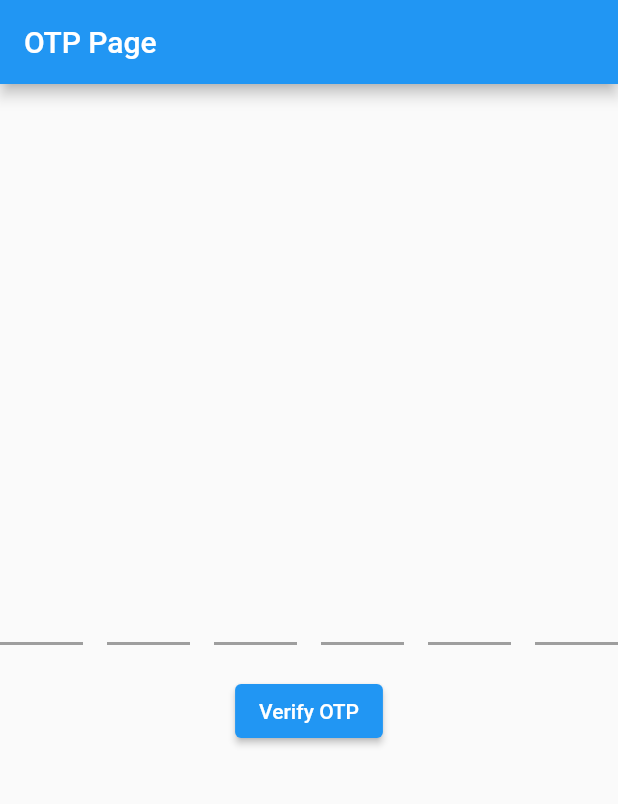
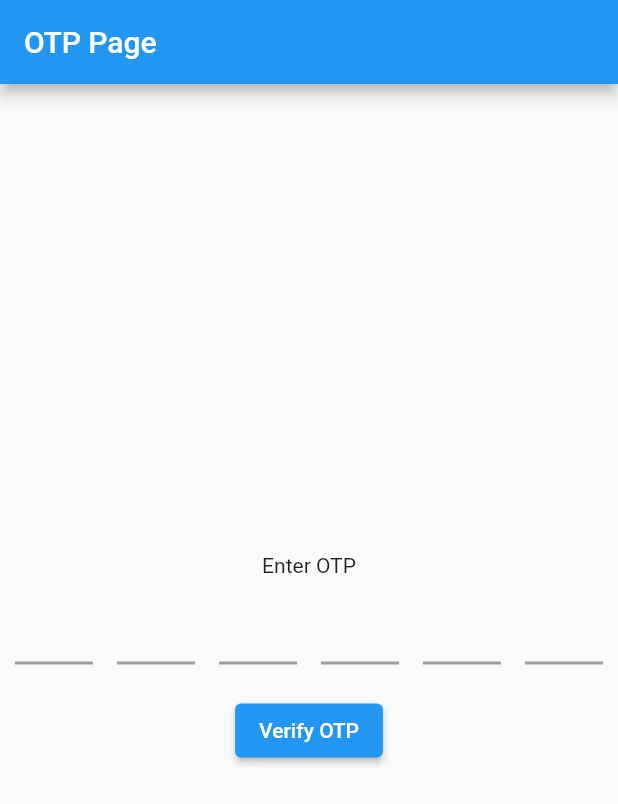
Before and after one commit to sthakrishnakumar/firebase_authentication_app, a Flutter app: the OTPpage screen opened directly with empty values, on a phone screen of 412 x 824 dp. Shown: the top 804 px of the screen. Run offline on Flutter 3.47's test engine with Material 2 defaults, Android fonts, the phone set to English and light mode, and no system bars; drawn by our look-alikes of sms_autofill; our stand-ins replace firebase_auth, firebase_core, google_sign_in, shared_preferences; missing offline and left inert: flutter_facebook_auth; accounts and stored records are empty.

```diff
--- a/lib/screens/login_with_phone/otp_page.dart
+++ b/lib/screens/login_with_phone/otp_page.dart
@@ -1,5 +1,4 @@
 import 'dart:async';
-import 'dart:developer';
 
 import 'package:firebase_auth/firebase_auth.dart';
 import 'package:firebase_authentication_app/services/firebase_auth_methods.dart';
@@ -37,7 +36,6 @@ class _OTPpageState extends State<OTPpage> {
 
   @override
   Widget build(BuildContext context) {
-    log(widget.phoneNumber);
     return Scaffold(
       appBar: AppBar(
         title: const Text('OTP Page'),
@@ -45,7 +43,13 @@ class _OTPpageState extends State<OTPpage> {
       body: Column(
         mainAxisAlignment: MainAxisAlignment.center,
         children: [
-          PinFieldAutoFill(
+          const Text('Enter OTP'),
+          const SizedBox(
+            height: 10,
+          ),
+          Padding(
+            padding: const EdgeInsets.symmetric(horizontal: 10),
+            child: PinFieldAutoFill(
               currentCode: codeValue,
               decoration: const UnderlineDecoration(
                 colorBuilder: FixedColorBuilder(Colors.grey),
@@ -60,24 +64,10 @@ class _OTPpageState extends State<OTPpage> {
                 });
               },
             ),
+          ),
           const SizedBox(
             height: 20,
           ),
-          // canResendOTP
-          //     ? InkWell(
-          //         onTap: () {
-          //           FirebaseAuthMethods(FirebaseAuth.instance)
-          //               .resendOTP(context, widget.phoneNumber);
-          //           setState(() {
-          //             canResendOTP = false;
-          //           });
-          //         },
-          //         child: const Text('Resend OTP'),
-          //       )
-          //     : const Text(''),
-          // const SizedBox(
-          //   height: 20,
-          // ),
           isLoading
               ? const Center(child: CircularProgressIndicator())
               : ElevatedButton(
@@ -85,14 +75,11 @@ class _OTPpageState extends State<OTPpage> {
                     setState(() {
                       isLoading = true;
                     });
+                    verifyOTP();
                     Timer(const Duration(seconds: 2), () {
                       setState(() {
-                        canResendOTP = true;
+                        isLoading = false;
                       });
-                    });
-                    verifyOTP();
-                    setState(() {
-                      isLoading = false;
                     });
                   },
                   child: const Text('Verify OTP'),
```
Also changed, not shown: lib/screens/dashboard.dart (+3 -5 lines), lib/screens/login_with_phone/phone_loggedin_dashboard.dart (+23 -3 lines), lib/services/firebase_auth_methods.dart (+4 -3 lines). Lines whose indentation alone changed are shown as unchanged.
